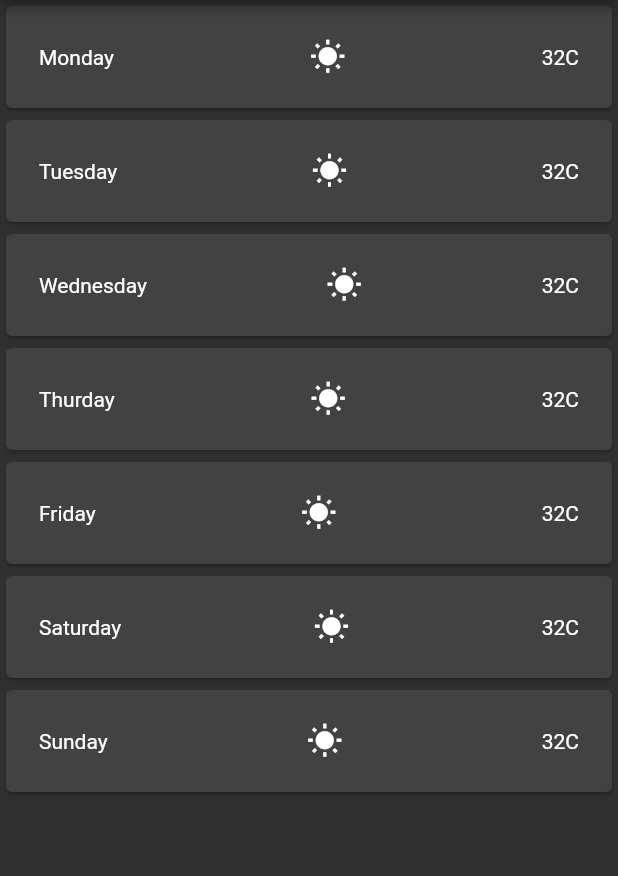
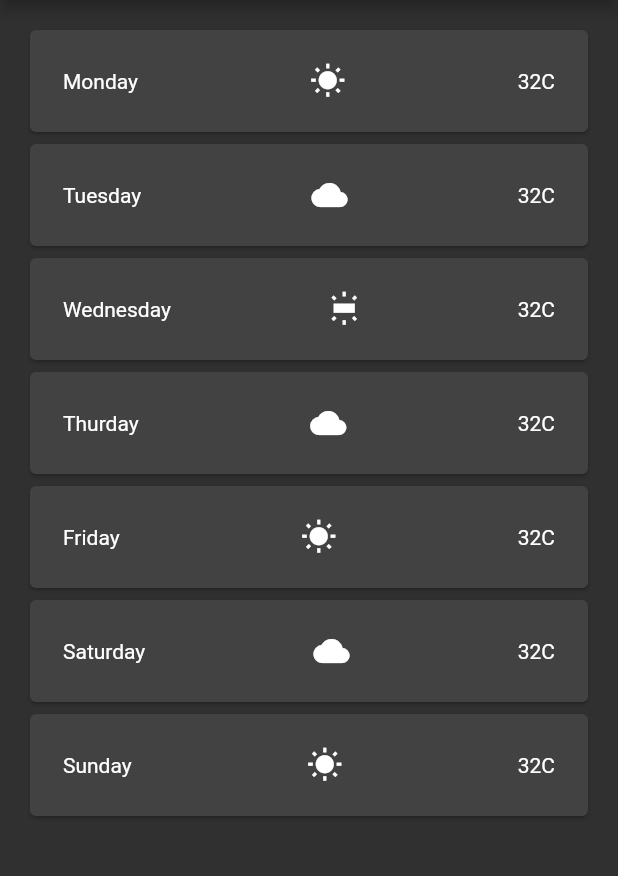
Before and after one commit to OpsonDuran/flutter_app_example, a Flutter app: the screen it shows after launch, on a phone screen of 412 x 824 dp, the part 84-960 px from its top. Run offline on Flutter 3.47's test engine with Material 2 defaults, Android fonts, the phone set to English and light mode, and no system bars.

Commit message:
add list of dayWidgets in function for clean code

```diff
--- a/lib/ui/home_page.dart
+++ b/lib/ui/home_page.dart
@@ -6,16 +6,27 @@ class HomePage extends StatelessWidget {
     // TODO: implement build
     return Column(
       children: <Widget>[
+       listDays()
+      ]
+    );
+  }
+}
+
+Widget listDays() {
+  return Padding(
+    padding: const EdgeInsets.all(16.0),
+    child: Column(
+      children: <Widget>[
         dayWidget("Monday", Icons.wb_sunny, "32C"),
-        dayWidget("Tuesday", Icons.wb_sunny, "32C"),
-        dayWidget("Wednesday", Icons.wb_sunny, "32C"),
-        dayWidget("Thurday", Icons.wb_sunny, "32C"),
+        dayWidget("Tuesday", Icons.wb_cloudy, "32C"),
+        dayWidget("Wednesday", Icons.wb_iridescent, "32C"),
+        dayWidget("Thurday", Icons.wb_cloudy, "32C"),
         dayWidget("Friday", Icons.wb_sunny, "32C"),
-        dayWidget("Saturday", Icons.wb_sunny, "32C"),
+        dayWidget("Saturday", Icons.wb_cloudy, "32C"),
         dayWidget("Sunday", Icons.wb_sunny, "32C"),
       ],
-    );
-  }
+    ),
+  );
 }
 
 Widget dayWidget(String day, IconData iconData, String temp) {
```
